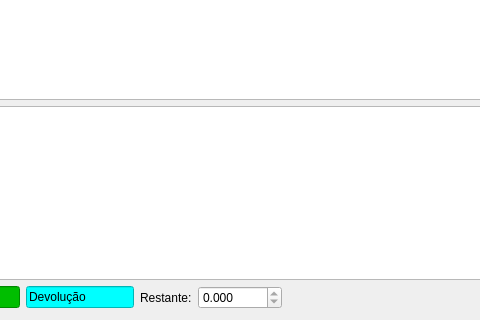
Above: ui/estoque.ui from darktorres/ERP-STACCATO before the change; both pictures show x 213 to 693 and y 84 to 404 of the 1205 by 404 pixel window. Below: the same form after it.
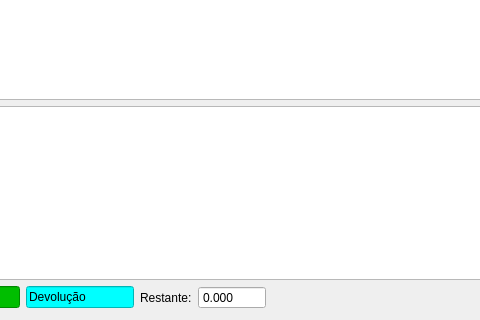
That is the form after the change. Custom widgets are drawn as their Qt base class.

Patch:
```diff
--- a/ui/estoque.ui
+++ b/ui/estoque.ui
@@ -135,6 +135,9 @@
        <property name="readOnly">
         <bool>true</bool>
        </property>
+       <property name="buttonSymbols">
+        <enum>QAbstractSpinBox::NoButtons</enum>
+       </property>
        <property name="decimals">
         <number>3</number>
        </property>
```
